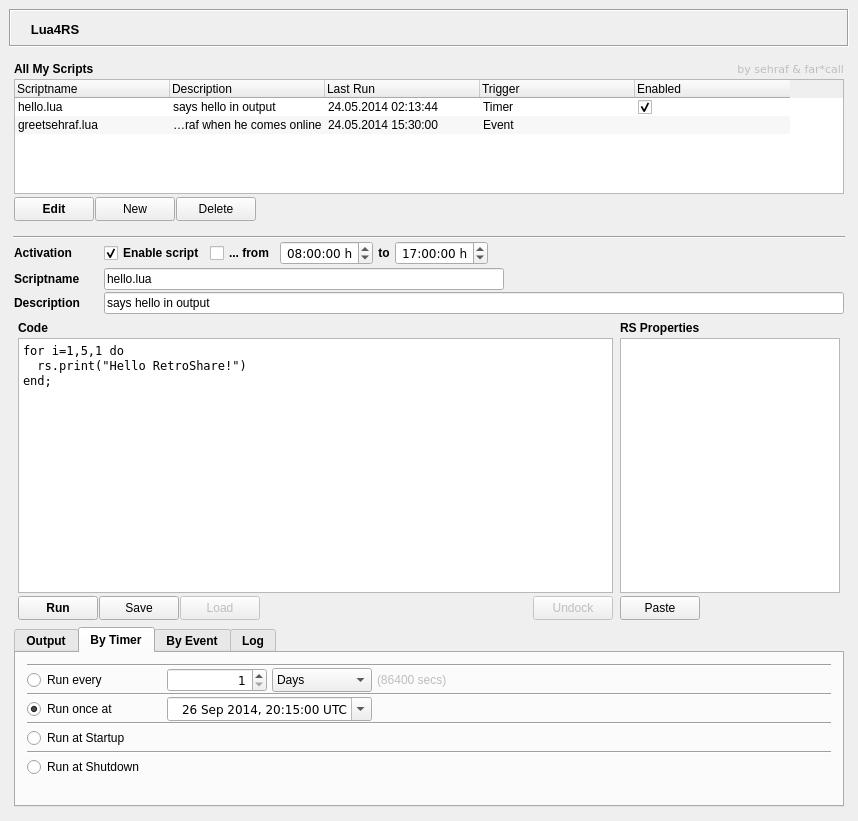
Old version of the form Lua4RSWidget.ui in the repository RetroShare/Lua4RS.
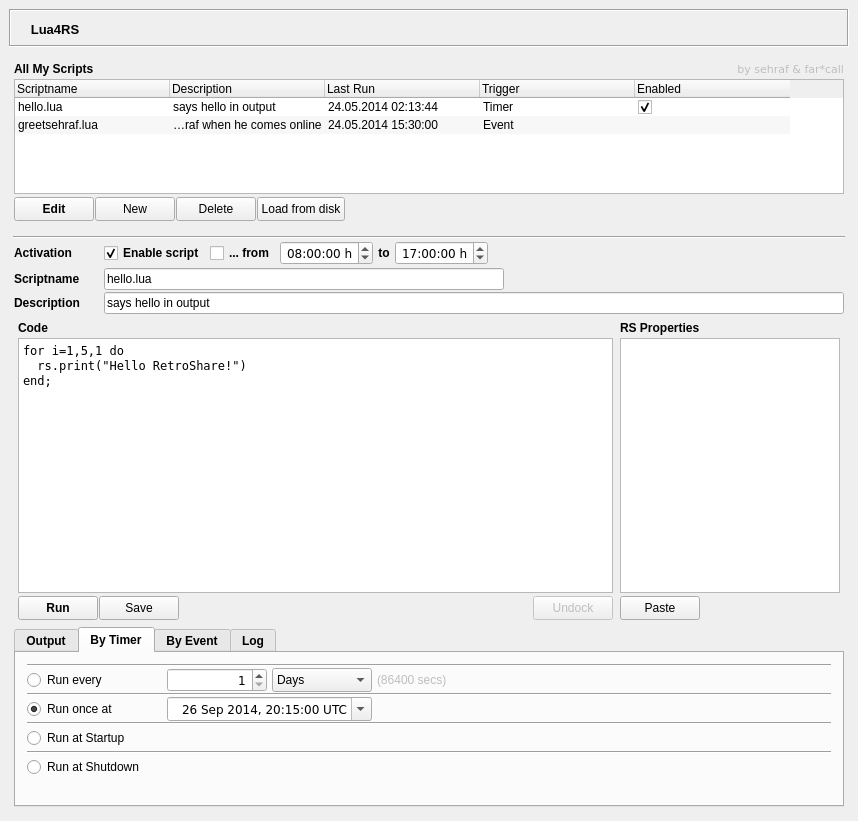
New version of the form. Icons and pictures are not drawn.

Commit message: added support for reloading LuaList moved 'load' button and changed and added code for reloading files from disk

Diff of the .ui file:
```diff
--- a/Lua4RSWidget.ui
+++ b/Lua4RSWidget.ui
@@ -567,6 +567,37 @@
            </property>
           </widget>
          </item>
+         <item>
+          <widget class="QPushButton" name="pb_load">
+           <property name="enabled">
+            <bool>true</bool>
+           </property>
+           <property name="sizePolicy">
+            <sizepolicy hsizetype="Minimum" vsizetype="Fixed">
+             <horstretch>0</horstretch>
+             <verstretch>0</verstretch>
+            </sizepolicy>
+           </property>
+           <property name="minimumSize">
+            <size>
+             <width>75</width>
+             <height>24</height>
+            </size>
+           </property>
+           <property name="baseSize">
+            <size>
+             <width>75</width>
+             <height>23</height>
+            </size>
+           </property>
+           <property name="toolTip">
+            <string>Load a Lua script from disk into the Lua Code Editor</string>
+           </property>
+           <property name="text">
+            <string>Load from disk</string>
+           </property>
+          </widget>
+         </item>
          <item>
           <spacer name="horizontalSpacer">
            <property name="orientation">
@@ -1061,37 +1092,6 @@
                </property>
               </widget>
              </item>
-             <item>
-              <widget class="QPushButton" name="pb_load">
-               <property name="enabled">
-                <bool>false</bool>
-               </property>
-               <property name="sizePolicy">
-                <sizepolicy hsizetype="Minimum" vsizetype="Fixed">
-                 <horstretch>0</horstretch>
-                 <verstretch>0</verstretch>
-                </sizepolicy>
-               </property>
-               <property name="minimumSize">
-                <size>
-                 <width>75</width>
-                 <height>24</height>
-                </size>
-               </property>
-               <property name="baseSize">
-                <size>
-                 <width>75</width>
-                 <height>23</height>
-                </size>
-               </property>
-               <property name="toolTip">
-                <string>Load a Lua script from disk into the Lua Code Editor</string>
-               </property>
-               <property name="text">
-                <string>Load</string>
-               </property>
-              </widget>
-             </item>
              <item>
               <spacer name="horizontalSpacer_2">
                <property name="orientation">
```
Left out of the diff: 287 changed lines with no effect on the pictures. The commit also changes 3 other files.
